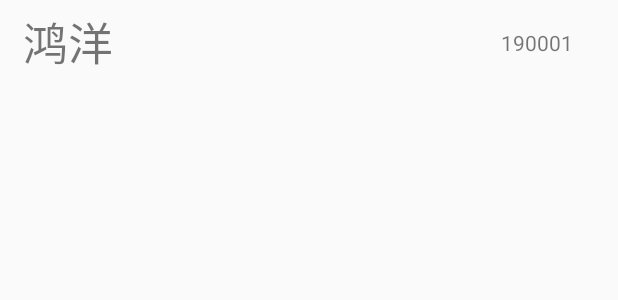
After one commit to xuzhendada/hh, an Android app: the layout item_wan.xml on its own in the app's theme, with its tools: preview values and no code run, on a phone screen of 412 x 824 dp. The commit adds this screen. Shown: the top 300 px of the screen. Run offline under Robolectric (Android 15) with nearby library versions, the phone set to English and light mode, and no system bars.

Commit message:
添加通用适配器

```diff
--- a/app/build.gradle
+++ b/app/build.gradle
@@ -10,7 +10,7 @@ android {
 
     defaultConfig {
         applicationId "com.xz.hh"
-        minSdkVersion 16
+        minSdkVersion 20
         targetSdkVersion 29
         versionCode 1
         versionName "1.0"
@@ -39,6 +39,7 @@ dependencies {
     testImplementation 'junit:junit:4.12'
     androidTestImplementation 'androidx.test.espresso:espresso-core:3.2.0'
 
+
     kapt room_kapt
     kapt moshi_kapt
     kapt gilde_kapt
@@ -56,4 +57,5 @@ dependencies {
     api arouter_api
     api smart_refresh
     api lottie
+    api recyclerView
 }
--- a/app/config.gradle
+++ b/app/config.gradle
@@ -33,4 +33,5 @@ ext {
     mmkv = 'com.tencent:mmkv:1.0.22'
 
     arouter_api = 'com.alibaba:arouter-api:1.5.0'
+    recyclerView = 'com.android.support:recyclerview-v7:28.0.0-alpha1'
 }
--- /dev/null
+++ b/app/src/main/res/layout/item_wan.xml
@@ -0,0 +1,30 @@
+<?xml version="1.0" encoding="utf-8"?>
+<androidx.constraintlayout.widget.ConstraintLayout xmlns:android="http://schemas.android.com/apk/res/android"
+    xmlns:app="http://schemas.android.com/apk/res-auto"
+    xmlns:tools="http://schemas.android.com/tools"
+    android:layout_width="match_parent"
+    android:layout_height="wrap_content">
+
+    <androidx.appcompat.widget.AppCompatTextView
+        android:id="@+id/wanName"
+        android:layout_width="wrap_content"
+        android:layout_height="wrap_content"
+        android:layout_marginStart="15dp"
+        android:paddingTop="5dp"
+        android:paddingBottom="5dp"
+        android:textSize="30sp"
+        app:layout_constraintStart_toStartOf="parent"
+        app:layout_constraintTop_toTopOf="parent"
+        tools:text="鸿洋" />
+
+    <androidx.appcompat.widget.AppCompatTextView
+        android:id="@+id/wanOrder"
+        android:layout_width="wrap_content"
+        android:layout_height="wrap_content"
+        android:layout_marginEnd="30dp"
+        app:layout_constraintBottom_toBottomOf="@+id/wanName"
+        app:layout_constraintEnd_toEndOf="parent"
+        app:layout_constraintTop_toTopOf="@+id/wanName"
+        tools:ignore="HardcodedText"
+        tools:text="190001" />
+</androidx.constraintlayout.widget.ConstraintLayout>
--- a/build.gradle
+++ b/build.gradle
@@ -10,7 +10,6 @@ buildscript {
     dependencies {
         classpath 'com.android.tools.build:gradle:3.6.1'
         classpath "org.jetbrains.kotlin:kotlin-gradle-plugin:$kotlin_version"
-
         // NOTE: Do not place your application dependencies here; they belong
         // in the individual module build.gradle files
     }
@@ -20,7 +19,9 @@ allprojects {
     repositories {
         google()
         jcenter()
-
+        maven { url "https://maven.aliyun.com/repository/google" }
+        maven { url "https://maven.aliyun.com/repository/jcenter" }
+        maven { url "https://jitpack.io" }
     }
 }
 
```
Also changed, not shown: app/src/main/java/com/xz/hh/MainActivity.kt (+20 -4 lines), app/src/main/java/com/xz/hh/adapter/ItemCell.kt (added, +16 -0 lines), app/src/main/java/com/xz/hh/adapter/RecyclerSupport.kt (added, +8 -0 lines), app/src/main/java/com/xz/hh/adapter/RecyclerVH.kt (added, +11 -0 lines), app/src/main/java/com/xz/hh/adapter/StableAdapter.kt (added, +83 -0 lines), app/src/main/java/com/xz/hh/cells/WanCell.kt (added, +31 -0 lines), app/src/main/java/com/xz/hh/ktx/RecyclerKtx.kt (added, +8 -0 lines), app/src/main/res/layout/activity_main.xml (+4 -11 lines).
